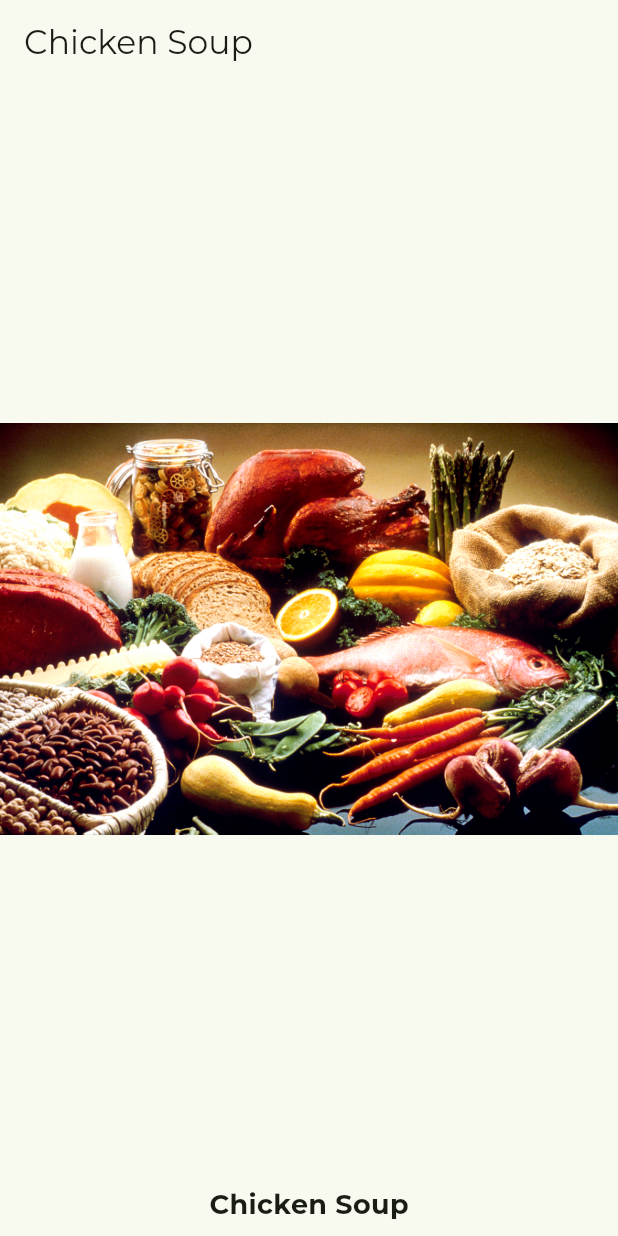
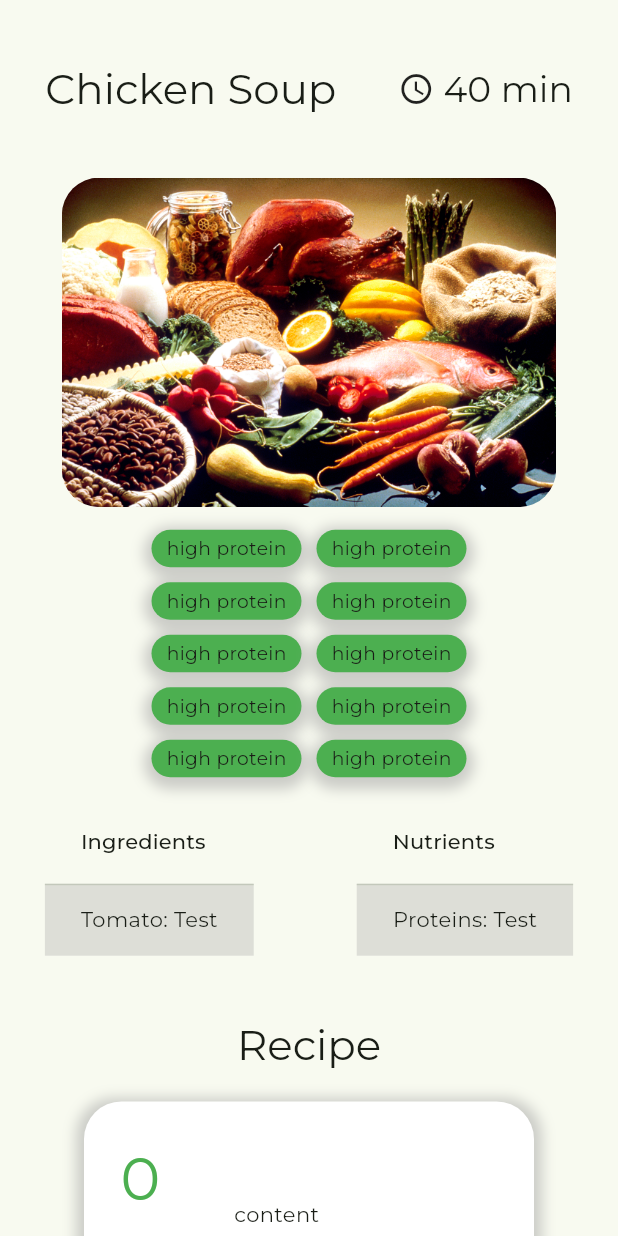
Before and after one commit to jerrydix/hackaTUM-helloFresh, a Flutter app: the screen it shows after launch, after a tap on "Filters", after a tap on "Chicken Soup", on a phone screen of 412 x 824 dp. Run offline on Flutter 3.47's test engine with Material 3 defaults, Android fonts, the phone set to English and light mode, and no system bars; our stand-ins replace blur, flutter_tts, google_fonts.

Commit message:
New Widgets, TAG, PAGE, STEP

```diff
--- a/flutter_version/lib/pages/recipe_page.dart
+++ b/flutter_version/lib/pages/recipe_page.dart
@@ -1,5 +1,9 @@
 import 'package:flutter/material.dart';
+import 'package:flutter_version/widgets/recipe_step.dart';
+import 'package:flutter_version/widgets/table_widget.dart';
+import 'package:flutter_version/widgets/tag.dart';
 import '../rest/recipe.dart';
+import 'dart:collection';
 
 class RecipePage extends StatefulWidget {
   const RecipePage({super.key, required this.recipe});
@@ -13,31 +17,105 @@ class RecipePage extends StatefulWidget {
 class _RecipePageState extends State<RecipePage> {
   @override
   Widget build(BuildContext context) {
-    return Scaffold(
-      appBar: AppBar(
-        title: Text(widget.recipe.name),
-        automaticallyImplyLeading: false,
+    return SingleChildScrollView(
+      child: Column(children: [
+        Padding(
+          padding: EdgeInsets.only(
+              top: MediaQuery.of(context).size.height * 1 / 20,
+              bottom: MediaQuery.of(context).size.height * 1 / 20),
+          child: Row(
+            mainAxisAlignment: MainAxisAlignment.center,
+            children: [
+              Padding(
+                padding: EdgeInsets.only(
+                    right: MediaQuery.of(context).size.height * 1 / 20),
+                child: Text(widget.recipe.name,
+                    style: Theme.of(context).textTheme.headlineMedium),
               ),
-      body: Column(
+              Icon(Icons.schedule),
+              //Text(widget.recipe.time.toString() + " min", style: Theme.of(context).textTheme.headlineMedium),
+              Text(" 40 min", style: Theme.of(context).textTheme.headlineSmall)
+            ],
+          ),
+        ),
+        SingleChildScrollView(
+          child: Column(
+            mainAxisAlignment: MainAxisAlignment.center,
             children: [
-          Expanded(
-            child: Image.asset("assets/food_template.jpg"),/*Image.network(
-              widget.recipe.image,
-              fit: BoxFit.cover,
-            ),*/
+              Padding(
+                padding: EdgeInsets.only(
+                    right: MediaQuery.of(context).size.width * 1 / 10,
+                    left: MediaQuery.of(context).size.width * 1 / 10),
+                child: ClipRRect(
+                  borderRadius: BorderRadius.circular(25),
+                  child: Image.asset("assets/food_template.jpg",
+                      fit: BoxFit.cover),
+                ),
+              ),
+              Padding(padding: EdgeInsets.only(top: 10, bottom: 10, right: MediaQuery.of(context).size.width * 1 / 10, left: MediaQuery.of(context).size.width * 1 / 10),
+              child: Wrap(
+                children: genTagList(),
+              ),),
+              Padding(
+                padding: EdgeInsets.only(
+                    bottom: MediaQuery.of(context).size.height * 1 / 20),
+                child: Row(
+                  mainAxisAlignment: MainAxisAlignment.center,
+                  children: [
+                    Padding(
+                      padding: EdgeInsets.only(
+                          right: MediaQuery.of(context).size.width * 1 / 12,
+                          left: 0),
+                      child: Container(
+                        child: DataTableExample(
+                          title: "Ingredients",
+                          contents: LinkedHashMap<String, String>.from(
+                              {"Tomato": "Test"}),
+                          numItems: 1,
+                        ),
+                      ),
                     ),
                     Padding(
-            padding: const EdgeInsets.all(8.0),
-            child: Text(
-              widget.recipe.name,
-              style: const TextStyle(
-                fontSize: 18,
-                fontWeight: FontWeight.bold,
+                      padding: EdgeInsets.only(
+                          right: 0,
+                          left: MediaQuery.of(context).size.width * 1 / 12),
+                      child: Container(
+                        child: DataTableExample(
+                          title: "Nutrients",
+                          contents: LinkedHashMap<String, String>.from(
+                              {"Proteins": "Test"}),
+                          numItems: 1,
                         ),
                       ),
                     ),
                   ],
                 ),
+              ),
+              Text("Recipe", style: Theme.of(context).textTheme.headlineMedium),
+              Column(
+                mainAxisAlignment: MainAxisAlignment.center,
+                children: [
+                  Wrap(
+
+                    children: genList(),
+                  )
+                ]
+              ),
+              Padding(
+                padding: EdgeInsets.only(top: MediaQuery.of(context).size.width * 1 / 20),
+              child: Text('Allegens', style: Theme.of(context).textTheme.headlineMedium),)
+
+            ],
+          ),
+        ),
+      ]),
     );
   }
+  List<recipe_step> genList(){
+    return List<recipe_step>.generate(10, (int index) => recipe_step(number: index, content: 'content', color: Colors.green));
   }
+
+  List<tag> genTagList(){
+    return List<tag>.generate(10, (int index) => tag(content: 'high protein', color: Colors.green));
+  }
+}
--- /dev/null
+++ b/flutter_version/lib/widgets/recipe_step.dart
@@ -0,0 +1,73 @@
+import 'package:flutter/material.dart';
+import 'package:flutter_tts/flutter_tts.dart';
+
+class recipe_step extends StatefulWidget {
+  const recipe_step({super.key, required this.number, required this.content, required this.color});
+  final int number;
+  final String content;
+  final Color color;
+
+  @override
+  _recipe_stepState createState() => _recipe_stepState();
+}
+
+class _recipe_stepState extends State<recipe_step> {
+  static FlutterTts flutterTts = FlutterTts();
+  Future _speak(String text) async {
+    await flutterTts.setLanguage("en-US");
+    await flutterTts.setPitch(1);
+    await flutterTts.speak(text);
+  }
+  @override
+  Widget build(BuildContext context) {
+    return Padding(
+        padding: EdgeInsets.only(right: 20, left: 20, top: 20, bottom: 20),
+      child: ConstrainedBox(
+        constraints: const BoxConstraints(
+          minHeight: 120.0,
+          minWidth: 240.0,
+          maxHeight: 150.0,
+          maxWidth: 300.0,
+        ),
+        child: DecoratedBox(
+          decoration: BoxDecoration(color: Colors.white, borderRadius: BorderRadius.circular(25), boxShadow: [
+            BoxShadow(
+              color: Colors.grey.withOpacity(0.5),
+              spreadRadius: 5,
+              blurRadius: 7,
+              offset: Offset(0, 3), // changes position of shadow
+            ),
+          ],),
+          child: Row(
+            children: <Widget>[
+              Expanded(
+                flex: 1,
+                child: Padding(
+                  padding: const EdgeInsets.only(left: 15, right: 15),
+                  child: Column(
+                    mainAxisAlignment: MainAxisAlignment.center,
+                    children: [
+                      Text(
+                        "${widget.number}", style: TextStyle(fontSize: 40, color: widget.color)),
+                        TextButton(child: const Icon(Icons.campaign), onPressed: () => _speak(widget.content), ),
+                    ],
+                  ),
+                ),
+              ),
+              Expanded(
+                flex: 3,
+                child: Padding(
+                  padding: const EdgeInsets.only(left: 25, right: 25, top: 25, bottom: 25),
+                  child: Container(
+                      child:
+                        Text("${widget.content}"),
+                      ),
+                    ),
+                  ),
+            ],
+          ),
+        ),
+      )
+    );
+  }
+}
--- /dev/null
+++ b/flutter_version/lib/widgets/table_widget.dart
@@ -0,0 +1,44 @@
+import 'dart:collection';
+
+import 'package:flutter/cupertino.dart';
+import 'package:flutter/material.dart';
+
+class DataTableExample extends StatefulWidget {
+  const DataTableExample({super.key, required this.title, required this.numItems, required this.contents});
+  final String title;
+  final int numItems;
+  final LinkedHashMap<String, String> contents;
+
+  @override
+  State<DataTableExample> createState() => _DataTableExampleState();
+}
+
+class _DataTableExampleState extends State<DataTableExample> {
+
+  @override
+  Widget build(BuildContext context) {
+    return Container(
+      child: DataTable(
+        columns: <DataColumn>[
+          DataColumn(
+            label: Text(widget.title),
+          ),
+        ],
+        rows: List<DataRow>.generate(
+          widget.numItems,
+              (int index) => DataRow(
+            color: MaterialStateProperty.resolveWith<Color?>(
+                    (Set<MaterialState> states) {
+                  // Even rows will have a grey color.
+                  if (index.isEven) {
+                    return Colors.grey.withOpacity(0.3);
+                  }
+                  return null; // Use default value for other states and odd rows.
+                }),
+            cells: <DataCell>[DataCell(Text('${widget.contents.keys.elementAt(index)}: ${widget.contents.values.elementAt(index)}'))],
+          ),
+        ),
+      ),
+    );
+  }
+}
--- /dev/null
+++ b/flutter_version/lib/widgets/tag.dart
@@ -0,0 +1,48 @@
+import 'package:flutter/material.dart';
+
+class tag extends StatefulWidget {
+  const tag({super.key, required this.content, required this.color});
+  final String content;
+  final Color color;
+
+  @override
+  _tagState createState() => _tagState();
+}
+
+class _tagState extends State<tag> {
+  @override
+  Widget build(BuildContext context) {
+    return Padding(
+      padding: EdgeInsets.only(right: 5, left: 5, top: 5, bottom: 5),
+      child: ConstrainedBox(
+        constraints: const BoxConstraints(
+          minHeight: 25.0,
+          minWidth: 50.0,
+          maxHeight: 25.0,
+          maxWidth: 100.0,
+        ),
+        child: DecoratedBox(
+          decoration: BoxDecoration(
+            color: widget.color,
+            borderRadius: BorderRadius.circular(25),
+            boxShadow: [
+              BoxShadow(
+                color: Colors.grey.withOpacity(0.5),
+                spreadRadius: 5,
+                blurRadius: 7,
+                offset: Offset(0, 3), // changes position of shadow
+              ),
+            ],
+          ),
+          child: Padding(
+            padding: const EdgeInsets.only(left: 10, right: 10),
+            child: FittedBox(
+                fit: BoxFit.fitWidth,
+                child: Text(widget.content)
+            ),
+          )
+        ),
+      ),
+    );
+  }
+}
--- a/flutter_version/pubspec.yaml
+++ b/flutter_version/pubspec.yaml
@@ -40,6 +40,7 @@ dependencies:
   blur: ^3.1.0
   flutter_expanded_tile: ^0.3.7
   animations: ^2.0.8
+  flutter_tts: ^3.8.3
 
 dev_dependencies:
   flutter_test:
```
Also changed, not shown: 3 other files. Lines whose indentation alone changed are shown as unchanged.
